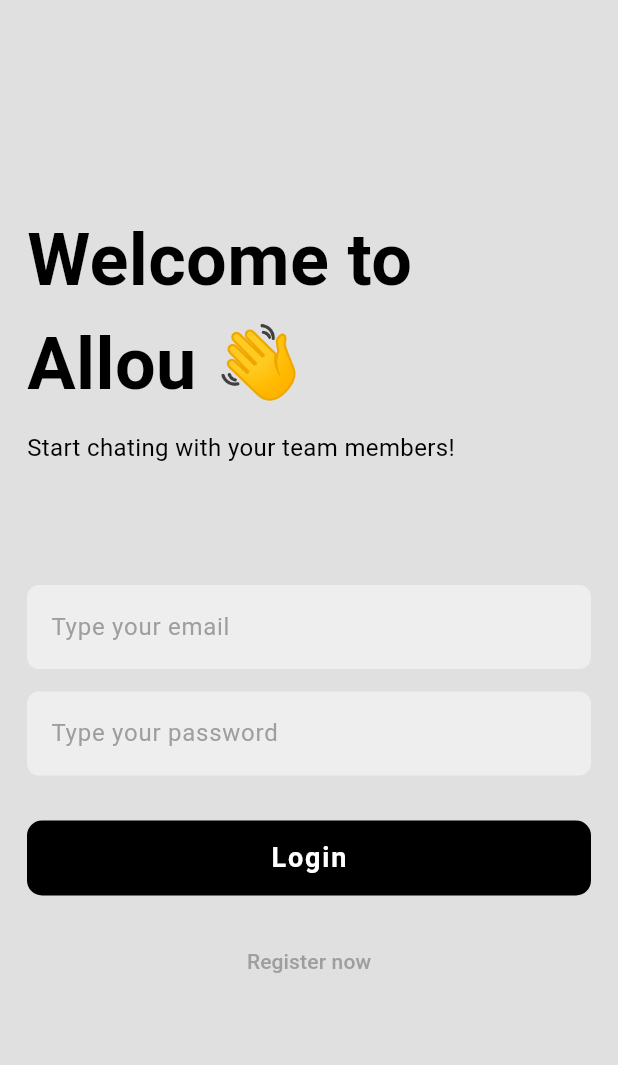
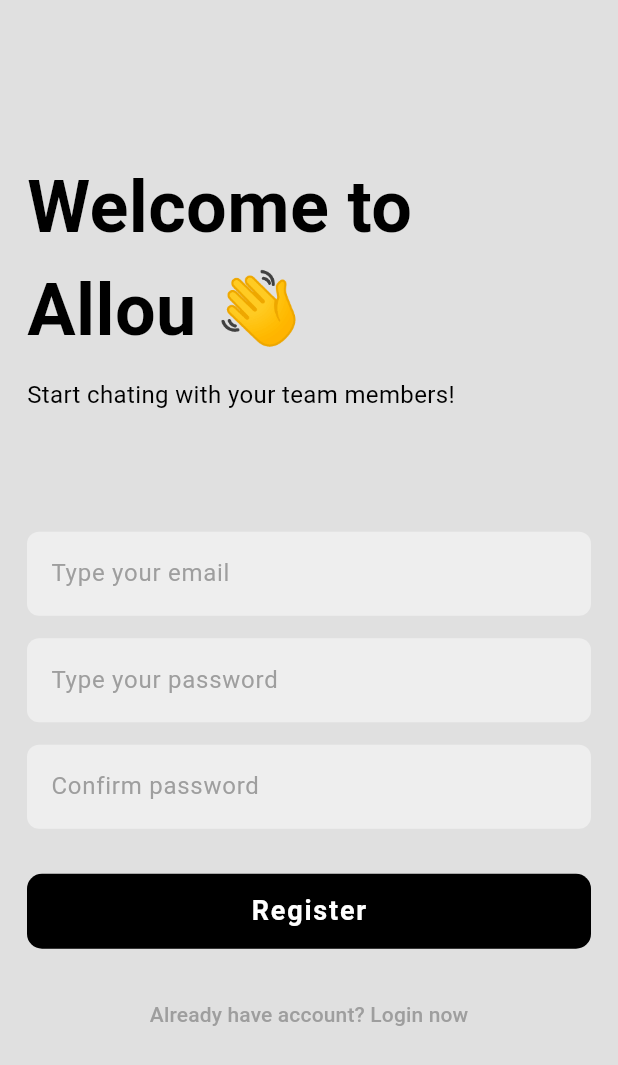
Before and after one commit to gusazevedo/allou, a Flutter app: the screen it shows after launch, on a phone screen of 412 x 824 dp. Shown: the top 1065 px of the screen. Run offline on Flutter 3.47's test engine with Material 3 defaults, Android fonts, the phone set to English and light mode, and no system bars.

Commit message:
[FEATURE] - Register page

```diff
--- a/lib/main.dart
+++ b/lib/main.dart
@@ -1,4 +1,5 @@
 import 'package:allou/pages/login.dart';
+import 'package:allou/pages/register.dart';
 import 'package:allou/utils/themes.dart';
 import 'package:flutter/material.dart';
 
@@ -15,7 +16,7 @@ class MyApp extends StatelessWidget {
       title: 'Flutter Demo',
       debugShowCheckedModeBanner: false,
       theme: lightMode,
-      home: const Scaffold(body: LoginPage()),
+      home: const Scaffold(body: RegisterPage()),
     );
   }
 }
--- /dev/null
+++ b/lib/pages/register.dart
@@ -0,0 +1,94 @@
+import 'package:allou/components/custom_input.dart';
+import 'package:flutter/material.dart';
+
+class RegisterPage extends StatelessWidget {
+  const RegisterPage({super.key});
+
+  @override
+  Widget build(BuildContext context) {
+    return Scaffold(
+      body: Center(
+        child: Padding(
+          padding: const EdgeInsets.symmetric(horizontal: 18.0),
+          child: Column(
+            mainAxisAlignment: MainAxisAlignment.center,
+            children: [
+              WelcomeMessage(),
+              SizedBox(height: 80),
+              CustomInput(
+                textHint: 'Type your email',
+                keyboardInputType: TextInputType.emailAddress,
+              ),
+              SizedBox(height: 15),
+              CustomInput(isPassword: true, textHint: 'Type your password'),
+              SizedBox(height: 15),
+              CustomInput(isPassword: true, textHint: 'Confirm password'),
+              SizedBox(height: 30),
+              RegisterButton(),
+              SizedBox(height: 20.0),
+              TextButton(
+                onPressed: () {},
+                child: const Text('Already have account? Login now'),
+              ),
+              SizedBox(height: 20),
+            ],
+          ),
+        ),
+      ),
+    );
+  }
+}
+
+class RegisterButton extends StatelessWidget {
+  const RegisterButton({super.key});
+
+  @override
+  Widget build(BuildContext context) {
+    return FilledButton(
+      onPressed: () {},
+      style: ButtonStyle(
+        minimumSize: WidgetStatePropertyAll(Size(double.infinity, 50)),
+        shape: WidgetStatePropertyAll(
+          RoundedRectangleBorder(borderRadius: BorderRadius.circular(10)),
+        ),
+        backgroundColor: WidgetStatePropertyAll<Color>(Colors.black),
+      ),
+      child: Text(
+        'Register',
+        style: TextStyle(
+          color: Colors.white,
+          fontSize: 18,
+          letterSpacing: 1.2,
+          fontWeight: FontWeight.w600,
+        ),
+      ),
+    );
+  }
+}
+
+class WelcomeMessage extends StatelessWidget {
+  const WelcomeMessage({super.key});
+
+  @override
+  Widget build(BuildContext context) {
+    return Align(
+      alignment: Alignment.centerLeft,
+      child: Column(
+        crossAxisAlignment: CrossAxisAlignment.start,
+        children: [
+          const Text(
+            'Welcome to \nAllou 👋',
+            textAlign: TextAlign.left,
+            style: TextStyle(fontSize: 48, fontWeight: FontWeight.w600),
+          ),
+          const SizedBox(height: 10),
+          Text(
+            'Start chating with your team members!',
+            textAlign: TextAlign.left,
+            style: TextStyle(fontSize: 16),
+          ),
+        ],
+      ),
+    );
+  }
+}
```
